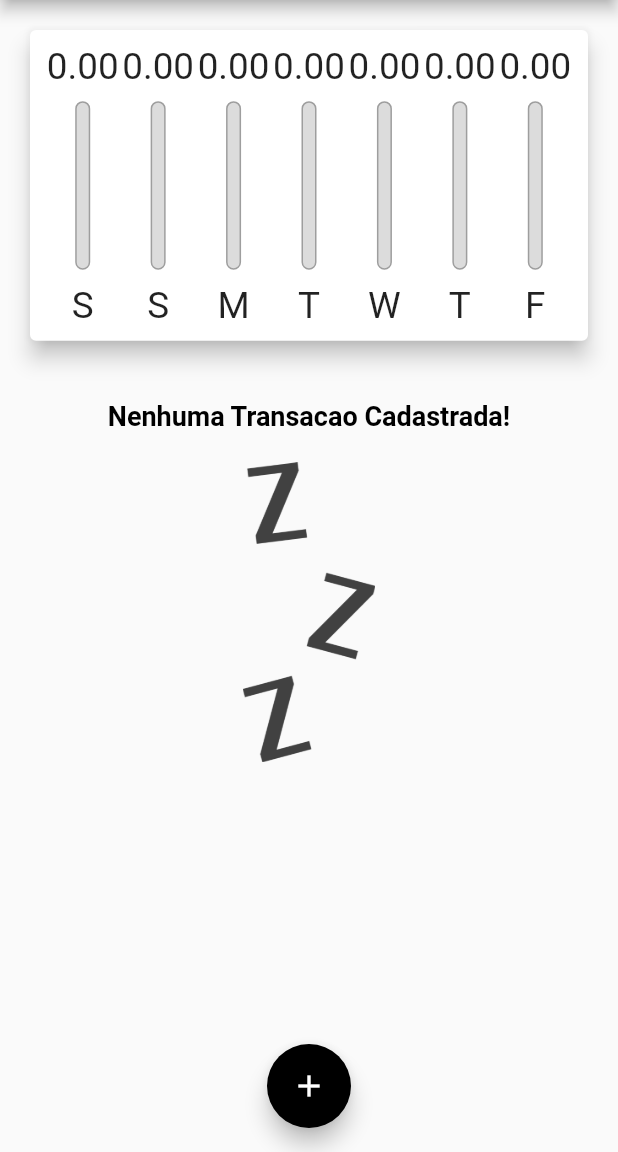
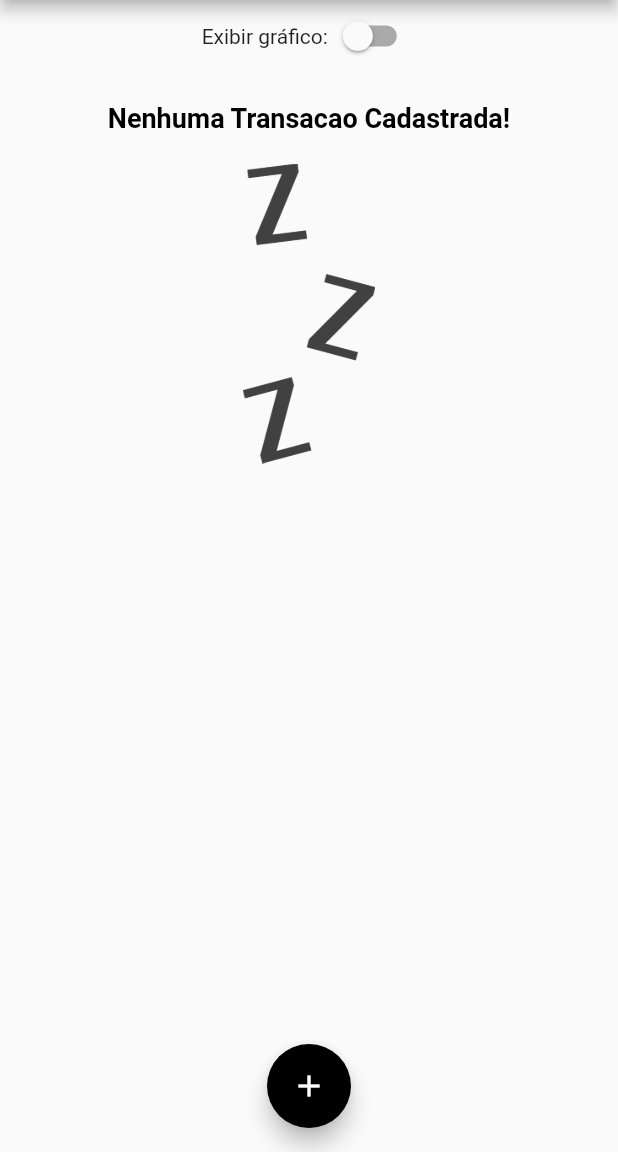
Before and after one commit to adrianoaraujo0/app_despesas_pessoais_curso_c0d3r, a Flutter app: the screen it shows after launch, on a phone screen of 412 x 824 dp, the part 84-1236 px from its top. Run offline on Flutter 3.47's test engine with Material 2 defaults, Android fonts, the phone set to English and light mode, and no system bars; Roboto replaces fonts that are missing (OpenSans).

```diff
--- a/lib/main.dart
+++ b/lib/main.dart
@@ -47,6 +47,7 @@ class MyHomePage extends StatefulWidget {
 
 class _MyHomePageState extends State<MyHomePage> {
   List<Transaction> transactions = [];
+  bool _showChart = false;
 
   List<Transaction> get recentTransactions{
     return transactions.where(
@@ -107,11 +108,26 @@ class _MyHomePageState extends State<MyHomePage> {
         child: Column(
           crossAxisAlignment: CrossAxisAlignment.stretch,
           children: <Widget>[
-            Container(
+            Row(
+              mainAxisAlignment: MainAxisAlignment.center,
+              children: [
+                const Text("Exibir gráfico:"),
+                Switch(
+                  value: _showChart,
+                  onChanged: (value) {
+                    setState(() {
+                      _showChart = value;
+                    });
+                  },
+                )
+              ],
+            ),
+            _showChart
+            ? Container(
               height: (MediaQuery.of(context).size.height - MediaQuery.of(context).padding.top) * 0.30,
               child: Chart(recentTransaction: recentTransactions)
-            ),
-            Container(
+            )
+            : Container(
               height: (MediaQuery.of(context).size.height  - MediaQuery.of(context).padding.top) * 0.70,
               child: TransactionList(transactions: transactions, removeTransaction: removeTransaction,)
             ),
```
